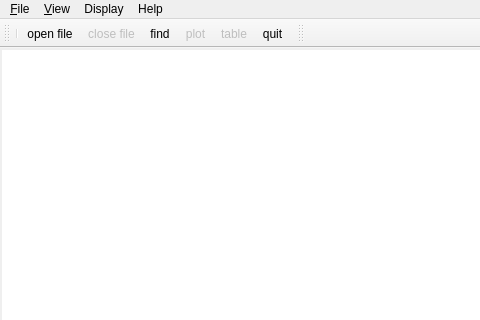
Above: MainWindow.ui from bendalab/NixView before the change; both pictures show x 0 to 480 and y 0 to 320 of the 1400 by 788 pixel window. Below: the same form after it.
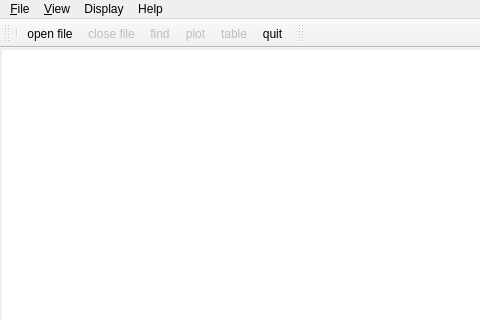
That is the form after the change. The open tabs and pages were chosen to show the change. Icons and pictures are not drawn. Custom widgets are drawn as their Qt base class.

Commit message: [MainWindow] control switching of stacked widget, some tool tips...

What changed in the file:
```diff
--- a/MainWindow.ui
+++ b/MainWindow.ui
@@ -602,7 +602,7 @@
   </action>
   <action name="actionFind">
    <property name="enabled">
-    <bool>true</bool>
+    <bool>false</bool>
    </property>
    <property name="icon">
     <iconset resource="resources.qrc">
```
Left out of the diff: 30 changed lines with no effect on the pictures. The commit also changes 2 other files.
